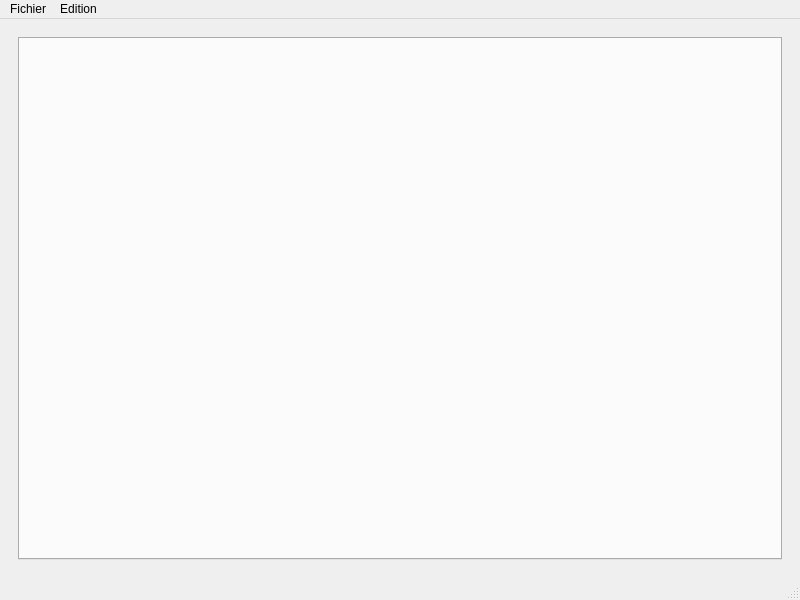
Qt form mainwindow.ui (raph5640/Qt-Editor-Cpp) before a commit.
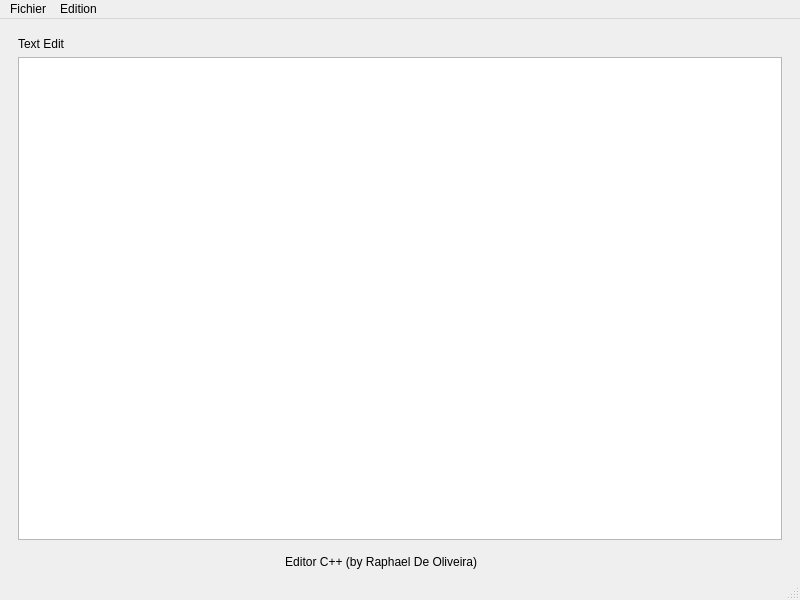
The same form after that commit. The open tabs and pages were chosen to show the change.

```diff
--- a/mainwindow.ui
+++ b/mainwindow.ui
@@ -20,10 +20,10 @@
       <property name="currentIndex">
        <number>0</number>
       </property>
-      <widget class="QWidget" name="page">
-       <layout class="QVBoxLayout" name="verticalLayout">
-        <item>
-         <widget class="QTabWidget" name="tabWidget">
+      <widget class="QWidget" name="pageFichier">
+       <layout class="QGridLayout" name="gridLayout">
+        <item row="0" column="0">
+         <widget class="QTabWidget" name="tabWidgetFichier">
           <property name="currentIndex">
            <number>-1</number>
           </property>
@@ -31,20 +31,29 @@
         </item>
        </layout>
       </widget>
-      <widget class="QWidget" name="page_2">
-       <widget class="QTextEdit" name="textEdit">
-        <property name="geometry">
-         <rect>
-          <x>160</x>
-          <y>10</y>
-          <width>631</width>
-          <height>391</height>
-         </rect>
-        </property>
-       </widget>
+      <widget class="QWidget" name="page_Ecriture">
+       <layout class="QVBoxLayout" name="verticalLayout">
+        <item>
+         <widget class="QLabel" name="label_2">
+          <property name="text">
+           <string>Text Edit</string>
+          </property>
+         </widget>
+        </item>
+        <item>
+         <widget class="QTextEdit" name="textEditEcriture"/>
+        </item>
+       </layout>
       </widget>
      </widget>
     </item>
+    <item>
+     <widget class="QLabel" name="label">
+      <property name="text">
+       <string>                                                                                   Editor C++ (by Raphael De Oliveira)</string>
+      </property>
+     </widget>
+    </item>
    </layout>
   </widget>
   <widget class="QMenuBar" name="menubar">
```
Left out of the diff: 4 changed lines with no effect on the pictures.
